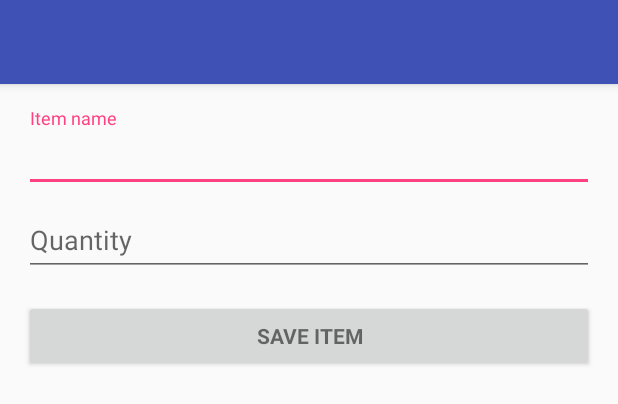
After one commit to miroszlav/ShoppingListApplication, an Android app: the layout activity_item_detail.xml on its own in the app's theme, with its tools: preview values and no code run, on a phone screen of 412 x 824 dp. The commit adds this screen. Shown: the top 404 px of the screen. Run offline under Robolectric (Android 15) with nearby library versions, the phone set to English and light mode, and no system bars.

Commit message:
ItemDetail screen

```diff
--- a/app/src/main/AndroidManifest.xml
+++ b/app/src/main/AndroidManifest.xml
@@ -15,7 +15,7 @@
         <activity
             android:name=".android.activity.LoginActivity"
             android:label="@string/title_activity_login"
-            android:screenOrientation="portrait"/>
+            android:screenOrientation="portrait" />
         <activity
             android:name=".android.activity.DashboardActivity"
             android:label="@string/dashboard"
@@ -29,6 +29,10 @@
                 <category android:name="android.intent.category.LAUNCHER" />
             </intent-filter>
         </activity>
+        <activity
+            android:name=".android.activity.ItemDetailActivity"
+            android:label="@string/item_detail"
+            android:screenOrientation="portrait"/>
     </application>
 
 </manifest>
--- a/app/src/main/java/hu/miroszlav/shoppinglistapplication/android/activity/DashboardActivity.java
+++ b/app/src/main/java/hu/miroszlav/shoppinglistapplication/android/activity/DashboardActivity.java
@@ -19,6 +19,7 @@ import javax.inject.Inject;
 
 import butterknife.BindView;
 import butterknife.ButterKnife;
+import butterknife.OnClick;
 import hu.miroszlav.shoppinglistapplication.R;
 import hu.miroszlav.shoppinglistapplication.android.adapter.ItemAdapter;
 import hu.miroszlav.shoppinglistapplication.di.ComponentInjectorProvider;
@@ -69,6 +70,10 @@ public class DashboardActivity extends RxAppCompatActivity {
                 fillInRecyclerView();
             }
         });
+    }
+
+    @OnClick(R.id.add_item_button) void onItemAddClicked() {
+        startActivity(new Intent(this, ItemDetailActivity.class));
     }
 
     @Override
--- a/app/src/main/java/hu/miroszlav/shoppinglistapplication/di/MainComponent.java
+++ b/app/src/main/java/hu/miroszlav/shoppinglistapplication/di/MainComponent.java
@@ -4,6 +4,7 @@ import javax.inject.Singleton;
 
 import dagger.Component;
 import hu.miroszlav.shoppinglistapplication.android.activity.DashboardActivity;
+import hu.miroszlav.shoppinglistapplication.android.activity.ItemDetailActivity;
 import hu.miroszlav.shoppinglistapplication.android.activity.LoginActivity;
 import hu.miroszlav.shoppinglistapplication.android.activity.SplashActivity;
 
@@ -14,4 +15,5 @@ public interface MainComponent {
     void inject(LoginActivity loginActivity);
     void inject(DashboardActivity dashboardActivity);
     void inject(SplashActivity splashActivity);
+    void inject(ItemDetailActivity itemDetailActivity);
 }
--- a/app/src/main/java/hu/miroszlav/shoppinglistapplication/service/ApiService.java
+++ b/app/src/main/java/hu/miroszlav/shoppinglistapplication/service/ApiService.java
@@ -32,6 +32,10 @@ public final class ApiService {
         return serverApi.getItems();
     }
 
+    public Observable<Void> saveItem(Item item) {
+        return serverApi.postItem(item);
+    }
+
     private interface ServerApi {
 
         @POST("login")
@@ -40,6 +44,8 @@ public final class ApiService {
         @GET("items")
         Observable<List<Item>> getItems();
 
+        @POST("item")
+        Observable<Void> postItem(@Body Item item);
 
     }
 }
--- a/app/src/main/java/hu/miroszlav/shoppinglistapplication/service/ItemService.java
+++ b/app/src/main/java/hu/miroszlav/shoppinglistapplication/service/ItemService.java
@@ -21,4 +21,8 @@ public final class ItemService {
     public Observable<List<Item>> getItems() {
         return apiService.getAllItems();
     }
+
+    public Observable<Void> saveItem(Item item) {
+        return apiService.saveItem(item);
+    }
 }
--- /dev/null
+++ b/app/src/main/res/layout/activity_item_detail.xml
@@ -0,0 +1,73 @@
+<?xml version="1.0" encoding="utf-8"?>
+<LinearLayout xmlns:android="http://schemas.android.com/apk/res/android"
+    xmlns:app="http://schemas.android.com/apk/res-auto"
+    xmlns:tools="http://schemas.android.com/tools"
+    android:layout_width="match_parent"
+    android:layout_height="match_parent"
+    android:orientation="vertical"
+    tools:context="hu.miroszlav.shoppinglistapplication.android.activity.ItemDetailActivity">
+
+    <android.support.design.widget.AppBarLayout
+        android:layout_width="match_parent"
+        android:layout_height="wrap_content">
+
+        <android.support.v7.widget.Toolbar
+            android:id="@+id/item_detail_toolbar"
+            android:layout_width="match_parent"
+            android:layout_height="?attr/actionBarSize"
+            android:background="@color/colorPrimary"
+            app:titleTextColor="@android:color/white" />
+    </android.support.design.widget.AppBarLayout>
+
+    <ScrollView
+        android:layout_width="match_parent"
+        android:layout_height="match_parent">
+
+        <LinearLayout
+            android:layout_width="match_parent"
+            android:layout_height="wrap_content"
+            android:orientation="vertical"
+            android:layout_margin="@dimen/margin_16dp">
+
+            <android.support.design.widget.TextInputLayout
+                android:layout_width="match_parent"
+                android:layout_height="wrap_content">
+
+                <android.support.design.widget.TextInputEditText
+                    android:id="@+id/name"
+                    android:layout_width="match_parent"
+                    android:layout_height="wrap_content"
+                    android:hint="@string/item_name"
+                    android:maxLength="100"
+                    android:maxLines="3"/>
+
+            </android.support.design.widget.TextInputLayout>
+
+            <android.support.design.widget.TextInputLayout
+                android:layout_width="match_parent"
+                android:layout_height="wrap_content">
+
+                <android.support.design.widget.TextInputEditText
+                    android:id="@+id/quantity"
+                    android:layout_width="match_parent"
+                    android:layout_height="wrap_content"
+                    android:inputType="number"
+                    android:hint="@string/quantity"
+                    android:maxLength="10"
+                    android:maxLines="1"/>
+
+            </android.support.design.widget.TextInputLayout>
+
+            <Button
+                android:id="@+id/save_item_button"
+                style="?android:textAppearanceSmall"
+                android:layout_width="match_parent"
+                android:layout_height="wrap_content"
+                android:layout_marginTop="16dp"
+                android:text="@string/save_item"
+                android:textStyle="bold" />
+
+        </LinearLayout>
+    </ScrollView>
+
+</LinearLayout>
--- a/app/src/main/res/values/strings.xml
+++ b/app/src/main/res/values/strings.xml
@@ -15,6 +15,9 @@
     <string name="logout">Logout</string>
     <string name="required_field_error">All fields are required!</string>
     <string name="dashboard">Dashboard</string>
-    <string name="quantity">Quantity:</string>
+    <string name="quantity">Quantity</string>
     <string name="item_fetch_error">Error occurred during fetching item list!</string>
+    <string name="item_detail">Item detail</string>
+    <string name="item_name">Item name</string>
+    <string name="save_item">Save item</string>
 </resources>
```
Also changed, not shown: app/build.gradle (+4 -7 lines), app/src/main/java/hu/miroszlav/shoppinglistapplication/android/activity/ItemDetailActivity.java (added, +43 -0 lines), app/src/main/java/hu/miroszlav/shoppinglistapplication/model/Item.java (+0 -9 lines), app/src/main/res/drawable-hdpi/ic_arrow_back_white_24dp.png (added), app/src/main/res/drawable-mdpi/ic_arrow_back_white_24dp.png (added), app/src/main/res/drawable-xhdpi/ic_arrow_back_white_24dp.png (added), app/src/main/res/drawable-xxhdpi/ic_arrow_back_white_24dp.png (added), app/src/main/res/drawable-xxxhdpi/ic_arrow_back_white_24dp.png (added).
